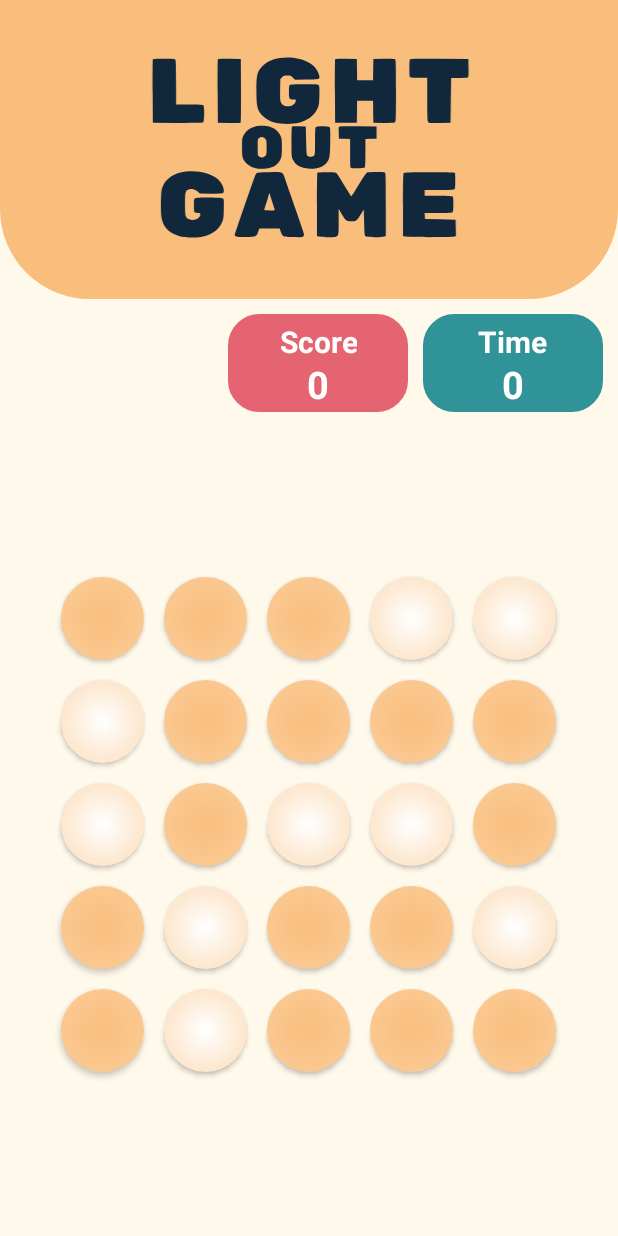
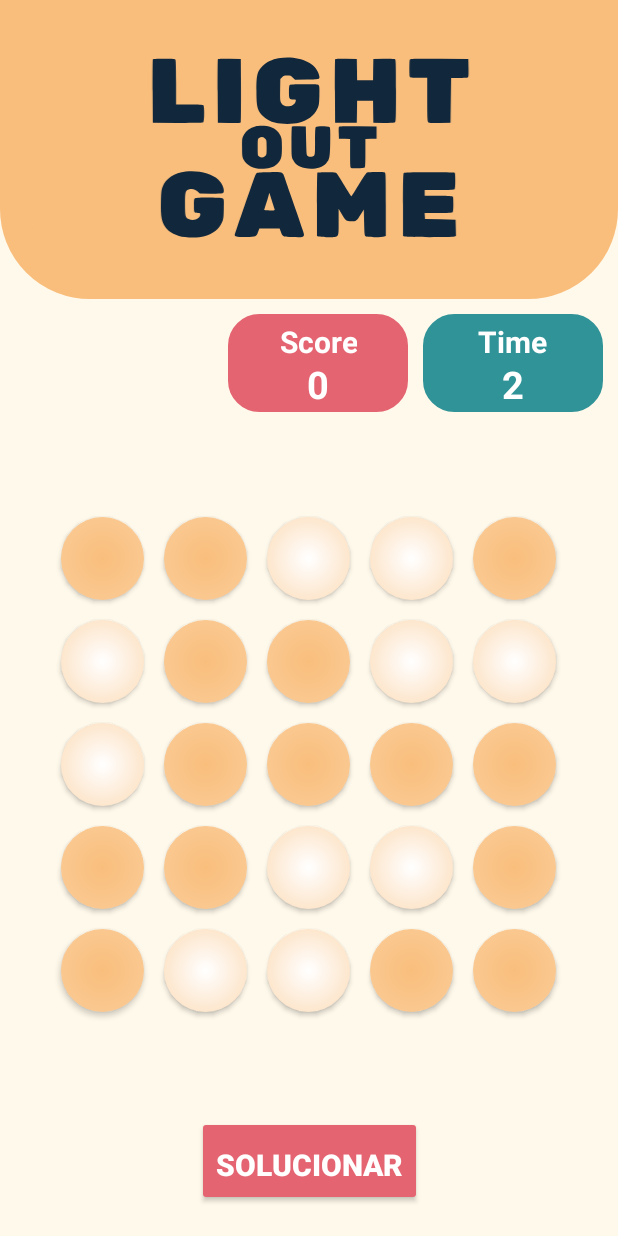
Before and after one commit to lisb3th21/Light-out-game, an Android app: the screen it shows after launch (Game), after a tap on "PLAY", on a phone screen of 412 x 824 dp. Run offline under Robolectric (Android 15) with nearby library versions, the phone set to English and light mode, and no system bars.

```diff
--- a/app/src/main/AndroidManifest.xml
+++ b/app/src/main/AndroidManifest.xml
@@ -1,6 +1,7 @@
 <?xml version="1.0" encoding="utf-8"?>
 <manifest xmlns:android="http://schemas.android.com/apk/res/android"
     xmlns:tools="http://schemas.android.com/tools">
+    <uses-permission android:name="android.permission.VIBRATE" />
 
     <application
         android:allowBackup="true"
@@ -11,11 +12,12 @@
         android:roundIcon="@mipmap/ic_launcher_round"
         android:supportsRtl="true"
         android:theme="@style/Theme.LightOutGame"
+
         tools:targetApi="31">
         <activity
             android:name=".Game"
             android:theme="@style/Theme.AppCompat.NoActionBar"
-
+            android:screenOrientation="sensorPortrait"
             android:exported="false">
             <meta-data
                 android:name="android.app.lib_name"
@@ -23,7 +25,7 @@
         </activity>
         <activity
             android:name=".MainActivity"
-
+            android:screenOrientation="sensorPortrait"
             android:theme="@style/Theme.AppCompat.NoActionBar"
 
             android:exported="true">
--- a/app/src/main/java/com/lisbeth/lightoutgame/Game.java
+++ b/app/src/main/java/com/lisbeth/lightoutgame/Game.java
@@ -4,9 +4,15 @@ import androidx.appcompat.app.AppCompatActivity;
 import androidx.appcompat.app.AppCompatDelegate;
 
 
+import android.content.Context;
+import android.graphics.Color;
 import android.graphics.Point;
 import android.graphics.drawable.Drawable;
 import android.os.Bundle;
+import android.os.Handler;
+import android.os.Vibrator;
+import android.util.Log;
+import android.util.Pair;
 import android.view.Display;
 import android.view.Gravity;
 import android.view.MotionEvent;
@@ -14,8 +20,11 @@ import android.view.View;
 import android.view.ViewGroup;
 import android.widget.Button;
 import android.widget.LinearLayout;
+import android.widget.TextView;
 import android.widget.Toast;
 
+import java.util.ArrayList;
+import java.util.List;
 import java.util.Random;
 
 public class Game extends AppCompatActivity {
@@ -28,7 +37,22 @@ public class Game extends AppCompatActivity {
     private Button[][] buttons;
     private Drawable drawableOn;
     private Drawable drawableOff;
+    private Drawable drawableTouch;
+    private int segundos = 0;
+    private TextView textTime;
     private GameModel model;
+    private Handler handler = new Handler();
+    private Button solucionar;
+    private List<Pair<Integer, Integer>> lucesAMostrar;
+
+
+    private Runnable runnable = new Runnable() {
+        public void run() {
+            segundos++;
+            textTime.setText(String.valueOf(segundos));
+            handler.postDelayed(this, 1000); // Ejecutar de nuevo el Runnable en un segundo
+        }
+    };
     @Override
     protected void onCreate(Bundle savedInstanceState) {
         super.onCreate(savedInstanceState);
@@ -36,8 +60,10 @@ public class Game extends AppCompatActivity {
         AppCompatDelegate.setDefaultNightMode(AppCompatDelegate.MODE_NIGHT_NO);
         this.setDrawableOff(getResources().getDrawable(R.drawable.light_off));
         this.setDrawableOn(getResources().getDrawable(R.drawable.light_on));
-
-        // tomamos los valores de la pantalla inicial para crear la matriz de botones
+        this.setDrawableTouch(getResources().getDrawable(R.drawable.light_touch));
+        this.textTime = findViewById(R.id.time);
+        this.solucionar = findViewById(R.id.botonSolucion);
+        //* tomamos los valores de la pantalla inicial para crear la matriz de botones
         if (getIntent().hasExtra("width") || getIntent().hasExtra("height")) {
             this.width = getIntent().getIntExtra("width", 5);
             this.height = getIntent().getIntExtra("height", 5);
@@ -45,6 +71,7 @@ public class Game extends AppCompatActivity {
             throw new IllegalArgumentException("Activity cannot find  extras " + "width");
         }
         this.gameLayout();
+        this.model = new GameModel(height, width);
         this.inicializarTablero();
         // agregamos los listeners
         for (int i = 0; i < buttons.length; i++) {
@@ -53,7 +80,95 @@ public class Game extends AppCompatActivity {
             }
         }
 
+        // * inicualizamos el contador de segundos
+        handler.post(runnable);
+
+
+        solucionar.setOnClickListener(new View.OnClickListener() {
+            //Handler timer = new Handler();
+
+            @Override
+            public void onClick(View v) {
+                    //handler.removeCallbacks(runnable);
+                    mostrarLucesATocar();
+
+            }
+        });
+
+
     }
+
+    private void mostrarLucesATocar() {
+        lucesAMostrar = obtenerLucesAMostrar(); // Obtener la lista de luces a mostrar
+
+        Handler timer = new Handler();
+        for (int i = 0; i < lucesAMostrar.size(); i++) {
+            Log.d("solsssss", "aquii");
+            final Pair<Integer, Integer> luz = lucesAMostrar.get(i);
+            timer.postDelayed(new Runnable() {
+                public void run() {
+                    mostrarLuz(luz.first, luz.second);
+
+                }
+            }, i * 1000); // Mostrar la luz con una pausa de 1 segundo
+            //cambiarRojos();
+        }
+    }
+
+    private void mostrarLuz(int fila, int columna) {
+       // cambiarRojos();
+        buttons[fila][columna].setText("TOUCH");
+        buttons[fila][columna].setTextColor(Color.RED);
+        Button boton = buttons[fila][columna];
+        Log.d("sol", "aquii");
+        updateAdjacentButtons(fila, columna);
+
+
+    }
+
+
+    private List<Pair<Integer, Integer>> obtenerLucesAMostrar() {
+        List<Pair<Integer, Integer>> luces = new ArrayList<>();
+
+        for (int fila = 0; fila < model.getSolution().length; fila++) {
+            for (int columna = 0; columna < model.getSolution()[fila].length; columna++) {
+                if (model.getSolution()[fila][columna]) {
+                    luces.add(new Pair<>(fila, columna));
+                }
+            }
+        }
+
+        return luces;
+    }
+
+
+    public void cambiarRojos(){
+        for (int i = 0; i < buttons.length; i++) {
+
+            for (int j = 0; j < buttons[i].length; j++) {
+
+                if (buttons[i][j].getBackground() == drawableTouch){
+                    buttons[i][j].setBackground(drawableOff);
+
+                }
+            }
+        }
+    }
+
+    public void changeButtonBackground(final Button button) {
+
+        int fila = this.obtenerFilaBoton(button);
+        int columna = this.obtenerColumnaBoton(button);
+        button.setOnClickListener(new View.OnClickListener() {
+            @Override
+            public void onClick(View v) {
+                updateAdjacentButtons(fila, columna);
+                finalizado();
+            }
+        });
+
+    }
+
 
 
     public void gameLayout(){
@@ -92,21 +207,8 @@ public class Game extends AppCompatActivity {
             }
             root.addView(rowLayout);
         }
-    }
-
-    public void changeButtonBackground(final Button button) {
-
-    int fila = this.obtenerFilaBoton(button);
-    int columna = this.obtenerColumnaBoton(button);
-        button.setOnClickListener(new View.OnClickListener() {
-            @Override
-            public void onClick(View v) {
-                actualizarBotonesAdyacentes(fila, columna);
-            }
-        });
 
     }
-
 
     private int obtenerFilaBoton(Button boton) {
         for (int fila = 0; fila < buttons.length; fila++) {
@@ -131,7 +233,6 @@ public class Game extends AppCompatActivity {
     }
 
 
-
     public Button[][] getButtons() {
         return buttons;
     }
@@ -148,6 +249,14 @@ public class Game extends AppCompatActivity {
         return drawableOff;
     }
 
+    public Drawable getDrawableTouch() {
+        return drawableTouch;
+    }
+
+    public void setDrawableTouch(Drawable drawableTouch) {
+        this.drawableTouch = drawableTouch;
+    }
+
     public void setDrawableOff(Drawable drawableOff) {
         this.drawableOff = drawableOff;
     }
@@ -161,40 +270,60 @@ public class Game extends AppCompatActivity {
         }
     }
 
+    public void inicializarTablero(){
+        Random ran = new Random();
+        for (int i = 0; i < buttons.length; i++) {
 
-    private void actualizarBotonesAdyacentes(int fila, int columna) {
-        cambiarColorBoton(buttons[fila][columna]);
-        // Cambiar el color del botón de arriba
-        if (fila > 0) {
-            cambiarColorBoton(buttons[fila - 1][columna]);
+            for (int j = 0; j < buttons[i].length; j++) {
+                int probabilidad = ran.nextInt(2);
+                if (probabilidad==1){
+                    updateAdjacentButtons(i, j);
+
+                }
+            }
         }
-        // Cambiar el color del botón de abajo
-        if (fila < buttons.length - 1) {
-            cambiarColorBoton(buttons[fila + 1][columna]);
+
+
+    }
+
+
+
+
+
+    public void updateAdjacentButtons( int row, int col) {
+        this.model.getSolution()[row][col] = !model.getSolution()[row][col];
+
+        int numRows = buttons.length;
+        int numCols = buttons[0].length;
+
+        // Actualiza el botón al oeste
+        if (col > 0) {
+            Button westButton = buttons[row][col - 1];
+            cambiarColorBoton(westButton);
         }
-        // Cambiar el color del botón de la izquierda
-        if (columna > 0) {
-            cambiarColorBoton(buttons[fila][columna - 1]);
+
+        // Actualiza el botón al este
+        if (col < numCols - 1) {
+            Button eastButton = buttons[row][col + 1];
+            cambiarColorBoton(eastButton);
         }
-        // Cambiar el color del botón de la derecha
-        if (columna < buttons[fila].length - 1) {
-            cambiarColorBoton(buttons[fila][columna + 1]);
+
+        // Actualiza el botón al norte
+        if (row > 0) {
+            Button northButton = buttons[row - 1][col];
+            cambiarColorBoton(northButton);
+        }
+
+        // Actualiza el botón al sur
+        if (row < numRows - 1) {
+            Button southButton = buttons[row + 1][col];
+            cambiarColorBoton(southButton);
         }
     }
 
 
-    public void inicializarTablero(){
-        Random ran = new Random();
 
-        for (int i = 0; i < buttons.length; i++) {
-            for (int j = 0; j < buttons[i].length; j++) {
-                int probabilidad = ran.nextInt(2);
-                if (probabilidad==1){
-                    buttons[i][j].setBackground(drawableOn);
-                }
-            }
-        }
-    }
+
 
     public  boolean finalizado(){
         for (int i = 0; i < buttons.length; i++) {
@@ -204,8 +333,34 @@ public class Game extends AppCompatActivity {
                 }
             }
         }
+        if (android.os.Build.VERSION.SDK_INT >= android.os.Build.VERSION_CODES.M) {
+            Vibrator vibrator = (Vibrator) getSystemService(Context.VIBRATOR_SERVICE);
+            long[] patron = { 500, 500 };
+            vibrator.vibrate(patron, -1);
+        }
+
         return  true;
     }
 
+    @Override
+    protected void onDestroy() {
+        super.onDestroy();
+
+        handler.removeCallbacks(runnable); // Detener el contador
+    }
+
+
+
+
+
+
+
+
+
+
+
+
+
+
 
 }
--- a/app/src/main/java/com/lisbeth/lightoutgame/GameModel.java
+++ b/app/src/main/java/com/lisbeth/lightoutgame/GameModel.java
@@ -2,33 +2,15 @@ package com.lisbeth.lightoutgame;
 
 public class GameModel {
     private boolean[][] board;
+    private boolean[][] solution;
 
-    public GameModel(int width, int height) {
-        this.board = new boolean[width][height];
+    public GameModel( int height, int width) {
+        this.board = new boolean[height][width];
+        this.solution = new boolean[height][width];
 
     }
 
-    public void changeLight(int row, int col) {
-        int rows = board.length;
-        int cols = board[0].length;
 
-        // Cambia el estado de la celda presionada
-        board[row][col] = !board[row][col];
-
-        // Cambia el estado de las celdas adyacentes
-        if (row > 0) {
-            board[row - 1][col] = !board[row - 1][col];
-        }
-        if (row < rows - 1) {
-            board[row + 1][col] = !board[row + 1][col];
-        }
-        if (col > 0) {
-            board[row][col - 1] = !board[row][col - 1];
-        }
-        if (col < cols - 1) {
-            board[row][col + 1] = !board[row][col + 1];
-        }
-    }
 
     public void randomBoard() {
         for (int i = 0; i < board.length; i++) {
@@ -46,5 +28,18 @@ public class GameModel {
         this.board = board;
     }
 
+    public boolean[][] getBoard() {
+        return board;
+    }
+
+    public boolean[][] getSolution() {
+        return solution;
+    }
+
+    public void setSolution(boolean[][] solution) {
+        this.solution = solution;
+    }
+
+
 
 }
--- /dev/null
+++ b/app/src/main/res/drawable/light_touch.xml
@@ -0,0 +1,14 @@
+<?xml version="1.0" encoding="utf-8"?>
+<shape
+    xmlns:android="http://schemas.android.com/apk/res/android"
+    android:shape="oval">
+
+    <gradient
+        android:startColor="#FF0000"
+        android:endColor="#ffffff"
+        android:type="radial"
+        android:gradientRadius="150%" />
+    <size
+        android:width="120dp"
+        android:height="120dp"/>
+</shape>
--- a/app/src/main/res/layout/activity_game.xml
+++ b/app/src/main/res/layout/activity_game.xml
@@ -4,6 +4,7 @@
     xmlns:tools="http://schemas.android.com/tools"
     android:layout_width="match_parent"
     android:layout_height="match_parent"
+
     android:background="@color/primary"
     tools:context=".Game">
 
@@ -71,8 +72,8 @@
         android:id="@+id/intents"
         android:layout_width="120dp"
         android:layout_height="65dp"
+        android:layout_gravity="center"
         android:layout_margin="10dp"
-        android:layout_gravity="center"
         android:background="@drawable/rounded_login_ui"
         android:backgroundTint="@color/fifth"
         android:gravity="center"
@@ -101,7 +102,7 @@
             android:textSize="25sp"
             android:textStyle="bold" />
 
-</LinearLayout>
+    </LinearLayout>
 
     <LinearLayout
         android:id="@+id/rootGame"
@@ -109,12 +110,28 @@
         android:layout_height="wrap_content"
         android:gravity="center"
         android:orientation="vertical"
-        app:layout_constraintBottom_toBottomOf="parent"
+        app:layout_constraintBottom_toTopOf="@+id/botonSolucion"
         app:layout_constraintEnd_toEndOf="parent"
         app:layout_constraintStart_toStartOf="parent"
         app:layout_constraintTop_toBottomOf="@+id/intents">
 
     </LinearLayout>
 
+    <androidx.appcompat.widget.AppCompatButton
+        android:id="@+id/botonSolucion"
+        android:layout_width="150dp"
+        android:layout_height="60dp"
+        android:layout_marginBottom="20dp"
+        android:backgroundTint="@color/fifth"
+        android:paddingBottom="5dp"
+        android:text="Solucionar"
+        android:textColor="@color/white"
+        android:textSize="20dp"
+        android:textStyle="bold"
+        app:layout_constraintBottom_toBottomOf="parent"
+        app:layout_constraintEnd_toEndOf="parent"
+        app:layout_constraintHorizontal_bias="0.501"
+        app:layout_constraintStart_toStartOf="parent" />
+
 
 </androidx.constraintlayout.widget.ConstraintLayout>
```
Also changed, not shown: 7 other files.
